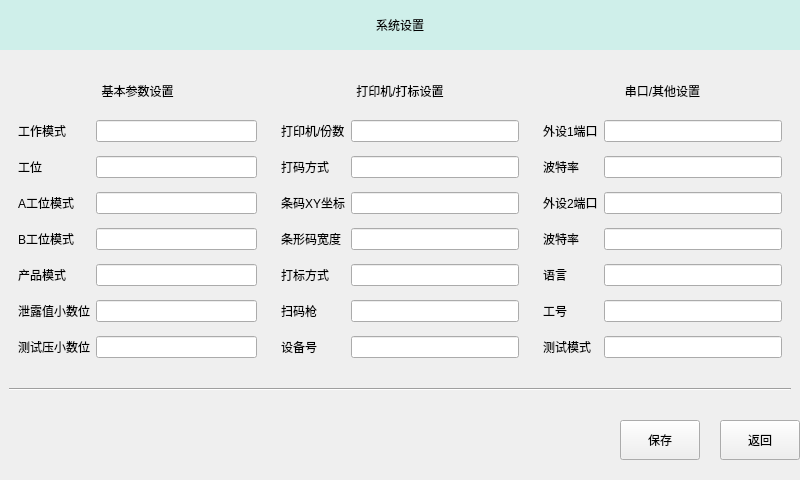
Above: formsystemsetting.ui from LEmbedder/widget-mcu before the change. Below: the same form after it.
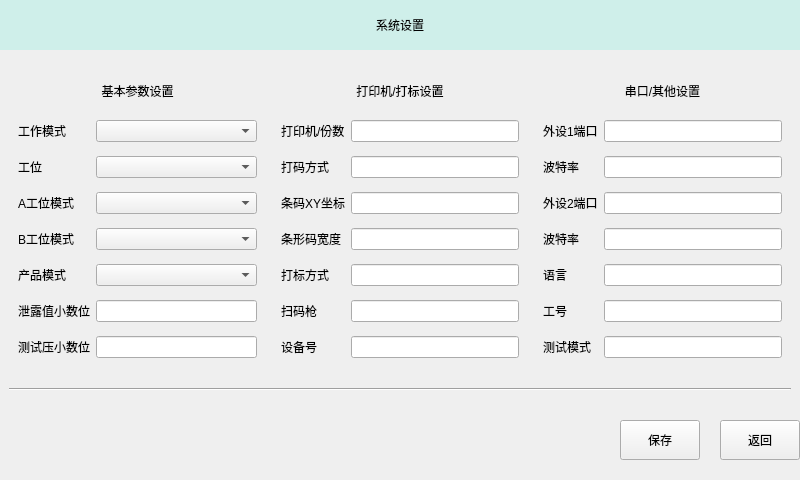
That is the form after the change.

Patch:
```diff
--- a/formsystemsetting.ui
+++ b/formsystemsetting.ui
@@ -81,12 +81,6 @@
            <item row="6" column="1">
             <widget class="QLineEdit" name="lineEdit_6"/>
            </item>
-           <item row="2" column="1">
-            <widget class="QLineEdit" name="lineEdit_2"/>
-           </item>
-           <item row="3" column="1">
-            <widget class="QLineEdit" name="lineEdit_3"/>
-           </item>
            <item row="1" column="0">
             <widget class="QLabel" name="label_2">
              <property name="text">
@@ -127,9 +121,6 @@
              </property>
             </widget>
            </item>
-           <item row="5" column="1">
-            <widget class="QLineEdit" name="lineEdit_5"/>
-           </item>
            <item row="7" column="1">
             <widget class="QLineEdit" name="lineEdit_7"/>
            </item>
@@ -143,12 +134,6 @@
              </property>
             </widget>
            </item>
-           <item row="1" column="1">
-            <widget class="QLineEdit" name="lineEdit"/>
-           </item>
-           <item row="4" column="1">
-            <widget class="QLineEdit" name="lineEdit_4"/>
-           </item>
            <item row="7" column="0">
             <widget class="QLabel" name="label_8">
              <property name="text">
@@ -175,6 +160,21 @@
              </property>
             </widget>
            </item>
+           <item row="1" column="1">
+            <widget class="QComboBox" name="comboBoxModelSelect"/>
+           </item>
+           <item row="2" column="1">
+            <widget class="QComboBox" name="comboBox_worker"/>
+           </item>
+           <item row="3" column="1">
+            <widget class="QComboBox" name="comboBox_a_worker"/>
+           </item>
+           <item row="4" column="1">
+            <widget class="QComboBox" name="comboBox_b_worker"/>
+           </item>
+           <item row="5" column="1">
+            <widget class="QComboBox" name="comboBox_product_model"/>
+           </item>
           </layout>
          </widget>
         </item>
```
Left out of the diff: 42 changed lines with no effect on the pictures.
